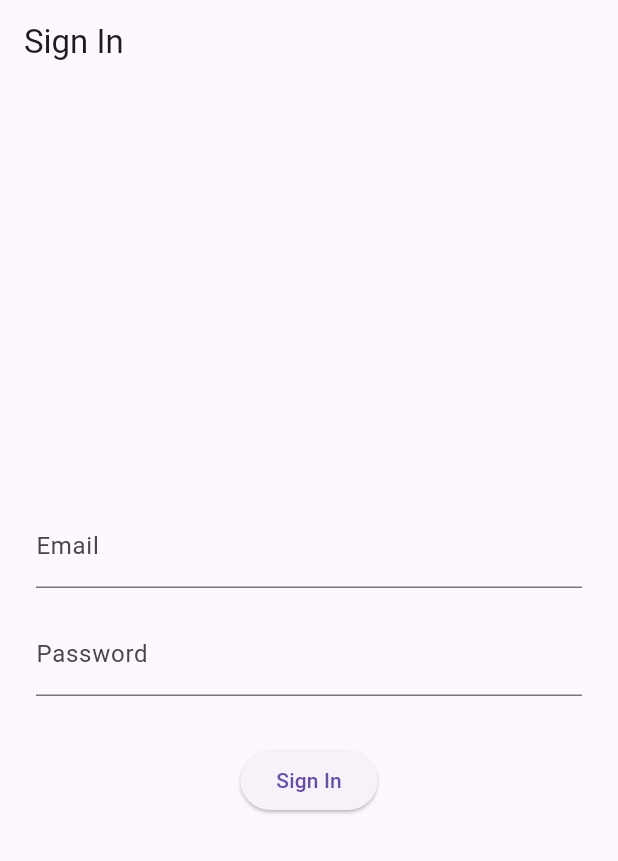
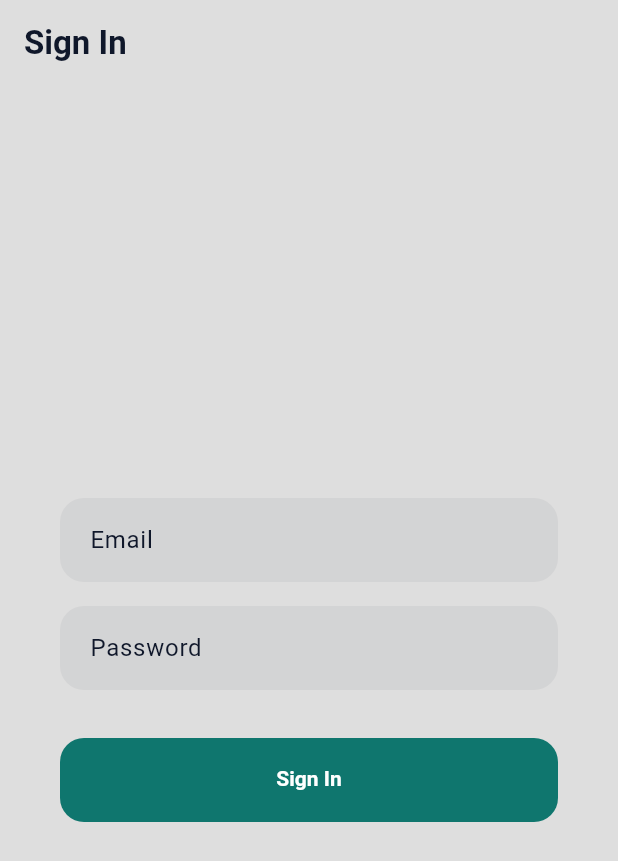
Before and after one commit to EngYoussefElghanam/ThikrSpace, a Flutter app: the screen it shows after launch, after a tap on "Sign In", on a phone screen of 412 x 824 dp. Shown: the top 861 px of the screen. Run offline on Flutter 3.47's test engine with Material 3 defaults, Android fonts, the phone set to English and light mode, and no system bars; our stand-ins replace firebase_auth, firebase_core, flutter_bloc, hive_flutter; accounts and stored records are empty; generated files the repository leaves out were written again.

Commit message:
feat: token theme system, core ui kit, and screen refactors

```diff
--- a/lib/core/app/app_shell.dart
+++ b/lib/core/app/app_shell.dart
@@ -1,5 +1,7 @@
 import 'package:flutter/material.dart';
 import 'package:flutter_bloc/flutter_bloc.dart';
+
+// Your existing auth imports...
 import '../../features/auth/data/datasources/firebase_auth_datasource.dart';
 import '../../features/auth/data/repositories/auth_repository_impl.dart';
 import '../../features/auth/presentation/cubit/auth_cubit.dart';
@@ -8,35 +10,53 @@ import '../../features/onboarding/presentation/pages/boot_page.dart';
 import '../../features/beta_gate/presentation/pages/dev_home_page.dart';
 import '../routing/app_routes.dart';
 
+// Add the new theme imports:
+import '../theme/app_theme.dart';
+import '../theme/theme_repository.dart';
+import '../theme/theme_cubit.dart';
+
 class AppShell extends StatelessWidget {
   const AppShell({super.key});
 
   @override
   Widget build(BuildContext context) {
-    // We removed the eager instantiation from here!
-
     return MultiBlocProvider(
       providers: [
         BlocProvider<AuthCubit>(
           create: (context) {
-            // Because BlocProvider is lazy, this block will NOT run
-            // until AuthGate is pushed onto the screen.
-            // By then, BootPage has already safely initialized Firebase.
             final authDataSource = FirebaseAuthDataSource();
             final authRepository = AuthRepositoryImpl(authDataSource);
             return AuthCubit(authRepository);
           },
         ),
+        // 1. Inject the ThemeCubit globally
+        BlocProvider<ThemeCubit>(
+          create: (context) {
+            final themeRepository = ThemeRepositoryImpl();
+            return ThemeCubit(themeRepository);
+          },
+        ),
       ],
-      child: MaterialApp(
+      // 2. Wrap MaterialApp in a BlocBuilder listening to ThemeCubit
+      child: BlocBuilder<ThemeCubit, ThemeMode>(
+        builder: (context, currentThemeMode) {
+          return MaterialApp(
             title: 'ThikrSpace',
             debugShowCheckedModeBanner: false,
+
+            // 3. Wire up the tokens we created earlier!
+            theme: AppTheme.lightTheme,
+            darkTheme: AppTheme.darkTheme,
+            themeMode: currentThemeMode,
+
             initialRoute: AppRoutes.boot,
             routes: {
               AppRoutes.boot: (_) => const BootPage(),
               AppRoutes.authGate: (_) => const AuthGate(),
               AppRoutes.devHome: (_) => const DevHomePage(),
             },
+          );
+        },
       ),
     );
   }
--- /dev/null
+++ b/lib/core/theme/app_colors.dart
@@ -0,0 +1,29 @@
+import 'package:flutter/material.dart';
+
+class AppColors {
+  // Primary Accent: A calm, deep Emerald/Teal
+  static const Color primary = Color(0xFF0F766E); // Tailwind Teal 600
+  static const Color primaryDark = Color(0xFF2DD4BF); // Tailwind Teal 400
+
+  static const ColorScheme lightScheme = ColorScheme.light(
+    primary: primary,
+    onPrimary: Colors.white,
+    secondary: Color(0xFF0369A1),
+    onSecondary: Colors.white,
+    surface: Color.fromARGB(255, 222, 222, 222), // Very light gray background
+    onSurface: Color(0xFF0F172A), // Dark slate text
+    error: Color(0xFFDC2626),
+    onError: Colors.white,
+  );
+
+  static const ColorScheme darkScheme = ColorScheme.dark(
+    primary: primaryDark,
+    onPrimary: Color(0xFF042F2E),
+    secondary: Color(0xFF38BDF8),
+    onSecondary: Color(0xFF0C4A6E),
+    surface: Color(0xFF0F172A), // Dark slate background
+    onSurface: Color(0xFFF8FAFC), // Light text
+    error: Color(0xFFEF4444),
+    onError: Colors.white,
+  );
+}
--- /dev/null
+++ b/lib/core/theme/app_radius.dart
@@ -0,0 +1,14 @@
+import 'package:flutter/material.dart';
+
+class AppRadius {
+  static const double field = 16.0;
+  static const double button = 16.0;
+  static const double card = 20.0;
+  static const double sheet = 24.0;
+
+  static final BorderRadius fieldRadius = BorderRadius.circular(field);
+  static final BorderRadius buttonRadius = BorderRadius.circular(button);
+  static final BorderRadius cardRadius = BorderRadius.circular(card);
+  static final BorderRadius sheetRadius =
+      BorderRadius.vertical(top: Radius.circular(sheet));
+}
--- /dev/null
+++ b/lib/core/theme/app_spacing.dart
@@ -0,0 +1,8 @@
+class AppSpacing {
+  static const double xs = 4.0;
+  static const double sm = 8.0;
+  static const double md = 16.0;
+  static const double lg = 24.0;
+  static const double xl = 32.0;
+  static const double xxl = 48.0;
+}
--- /dev/null
+++ b/lib/core/theme/app_theme.dart
@@ -0,0 +1,83 @@
+import 'package:flutter/material.dart';
+import 'app_colors.dart';
+import 'app_radius.dart';
+import 'app_spacing.dart';
+import 'app_typography.dart';
+
+class AppTheme {
+  static ThemeData get lightTheme => _buildTheme(AppColors.lightScheme);
+  static ThemeData get darkTheme => _buildTheme(AppColors.darkScheme);
+
+  static ThemeData _buildTheme(ColorScheme colorScheme) {
+    return ThemeData(
+      useMaterial3: true,
+      colorScheme: colorScheme,
+      scaffoldBackgroundColor: colorScheme.surface,
+      textTheme: AppTypography.textTheme.apply(
+        bodyColor: colorScheme.onSurface,
+        displayColor: colorScheme.onSurface,
+      ),
+
+      // Global Card Styling
+      cardTheme: CardThemeData(
+        elevation: 0,
+        shape: RoundedRectangleBorder(borderRadius: AppRadius.cardRadius),
+        color: colorScheme.surface,
+        margin: EdgeInsets.zero,
+      ),
+
+      // Global Button Styling
+      elevatedButtonTheme: ElevatedButtonThemeData(
+        style: ElevatedButton.styleFrom(
+          backgroundColor: colorScheme.primary,
+          foregroundColor: colorScheme.onPrimary,
+          elevation: 0,
+          padding: const EdgeInsets.symmetric(
+              vertical: AppSpacing.md, horizontal: AppSpacing.lg),
+          shape: RoundedRectangleBorder(borderRadius: AppRadius.buttonRadius),
+          textStyle: AppTypography.textTheme.labelLarge,
+        ),
+      ),
+
+      outlinedButtonTheme: OutlinedButtonThemeData(
+        style: OutlinedButton.styleFrom(
+          foregroundColor: colorScheme.primary,
+          padding: const EdgeInsets.symmetric(
+              vertical: AppSpacing.md, horizontal: AppSpacing.lg),
+          shape: RoundedRectangleBorder(borderRadius: AppRadius.buttonRadius),
+          side: BorderSide(color: colorScheme.primary.withOpacity(0.5)),
+          textStyle: AppTypography.textTheme.labelLarge,
+        ),
+      ),
+
+      // Global Text Field Styling
+      inputDecorationTheme: InputDecorationTheme(
+        filled: true,
+        fillColor: colorScheme.onSurface.withOpacity(0.05),
+        contentPadding: const EdgeInsets.all(AppSpacing.md),
+        border: OutlineInputBorder(
+          borderRadius: AppRadius.fieldRadius,
+          borderSide: BorderSide.none,
+        ),
+        enabledBorder: OutlineInputBorder(
+          borderRadius: AppRadius.fieldRadius,
+          borderSide: BorderSide.none,
+        ),
+        focusedBorder: OutlineInputBorder(
+          borderRadius: AppRadius.fieldRadius,
+          borderSide: BorderSide(color: colorScheme.primary, width: 2),
+        ),
+        errorBorder: OutlineInputBorder(
+          borderRadius: AppRadius.fieldRadius,
+          borderSide: BorderSide(color: colorScheme.error, width: 1),
+        ),
+      ),
+
+      // Global Bottom Sheet Styling
+      bottomSheetTheme: BottomSheetThemeData(
+        shape: RoundedRectangleBorder(borderRadius: AppRadius.sheetRadius),
+        backgroundColor: colorScheme.surface,
+      ),
+    );
+  }
+}
--- /dev/null
+++ b/lib/core/theme/app_typography.dart
@@ -0,0 +1,20 @@
+import 'package:flutter/material.dart';
+
+class AppTypography {
+  static const TextTheme textTheme = TextTheme(
+    headlineLarge:
+        TextStyle(fontSize: 32, fontWeight: FontWeight.bold, height: 1.2),
+    titleLarge:
+        TextStyle(fontSize: 22, fontWeight: FontWeight.w600, height: 1.2),
+    titleMedium:
+        TextStyle(fontSize: 16, fontWeight: FontWeight.w600, height: 1.2),
+    bodyLarge:
+        TextStyle(fontSize: 16, fontWeight: FontWeight.normal, height: 1.5),
+    bodyMedium:
+        TextStyle(fontSize: 14, fontWeight: FontWeight.normal, height: 1.4),
+    labelLarge: TextStyle(
+        fontSize: 14, fontWeight: FontWeight.w600, height: 1.0), // Buttons
+    bodySmall: TextStyle(
+        fontSize: 12, fontWeight: FontWeight.normal, height: 1.4), // Captions
+  );
+}
--- /dev/null
+++ b/lib/core/theme/theme_cubit.dart
@@ -0,0 +1,25 @@
+import 'package:flutter/material.dart';
+import 'package:flutter_bloc/flutter_bloc.dart';
+import 'theme_repository.dart';
+
+class ThemeCubit extends Cubit<ThemeMode> {
+  final ThemeRepository _repository;
+
+  // 1. Start safely with system default BEFORE Hive is ready
+  ThemeCubit(this._repository) : super(ThemeMode.system);
+
+  // 2. Add a load method to call AFTER Hive initializes
+  void loadTheme() {
+    try {
+      emit(_repository.getThemeMode());
+    } catch (_) {
+      // Fallback if Hive fails
+      emit(ThemeMode.system);
+    }
+  }
+
+  Future<void> setThemeMode(ThemeMode mode) async {
+    await _repository.saveThemeMode(mode);
+    emit(mode);
+  }
+}
--- /dev/null
+++ b/lib/core/theme/theme_repository.dart
@@ -0,0 +1,38 @@
+import 'package:flutter/material.dart';
+import '../storage/hive_service.dart';
+
+// --- CONTRACT ---
+abstract class ThemeRepository {
+  Future<void> saveThemeMode(ThemeMode mode);
+  ThemeMode getThemeMode();
+}
+
+// --- IMPLEMENTATION ---
+class ThemeRepositoryImpl implements ThemeRepository {
+  static const String _themeKey = 'theme_mode';
+
+  @override
+  Future<void> saveThemeMode(ThemeMode mode) async {
+    // We store the enum as a simple string ('system', 'light', 'dark')
+    // This avoids needing to write custom Hive TypeAdapters for a single enum.
+    await HiveService.instance.put(BoxNames.appMeta, _themeKey, mode.name);
+  }
+
+  @override
+  ThemeMode getThemeMode() {
+    // Read the string from our appMeta box
+    final themeString =
+        HiveService.instance.get<String>(BoxNames.appMeta, _themeKey);
+
+    // Map the string back to the Flutter enum. Default to system if null.
+    switch (themeString) {
+      case 'light':
+        return ThemeMode.light;
+      case 'dark':
+        return ThemeMode.dark;
+      case 'system':
+      default:
+        return ThemeMode.system;
+    }
+  }
+}
--- /dev/null
+++ b/lib/core/ui/app_buttons.dart
@@ -0,0 +1,57 @@
+import 'package:flutter/material.dart';
+
+class PrimaryButton extends StatelessWidget {
+  final String text;
+  final VoidCallback? onPressed;
+  final bool isLoading;
+
+  const PrimaryButton({
+    super.key,
+    required this.text,
+    required this.onPressed,
+    this.isLoading = false,
+  });
+
+  @override
+  Widget build(BuildContext context) {
+    return ElevatedButton(
+      style: ElevatedButton.styleFrom(minimumSize: const Size.fromHeight(56)),
+      onPressed: isLoading ? null : onPressed,
+      child: isLoading
+          ? const SizedBox(
+              height: 24,
+              width: 24,
+              child: CircularProgressIndicator(strokeWidth: 2),
+            )
+          : Text(text),
+    );
+  }
+}
+
+class SecondaryButton extends StatelessWidget {
+  final String text;
+  final VoidCallback? onPressed;
+  final bool isLoading;
+
+  const SecondaryButton({
+    super.key,
+    required this.text,
+    required this.onPressed,
+    this.isLoading = false,
+  });
+
+  @override
+  Widget build(BuildContext context) {
+    return OutlinedButton(
+      style: OutlinedButton.styleFrom(minimumSize: const Size.fromHeight(56)),
+      onPressed: isLoading ? null : onPressed,
+      child: isLoading
+          ? const SizedBox(
+              height: 24,
+              width: 24,
+              child: CircularProgressIndicator(strokeWidth: 2),
+            )
+          : Text(text),
+    );
+  }
+}
--- /dev/null
+++ b/lib/core/ui/app_card.dart
@@ -0,0 +1,40 @@
+import 'package:flutter/material.dart';
+import '../theme/app_spacing.dart';
+
+class AppCard extends StatelessWidget {
+  final Widget child;
+  final EdgeInsetsGeometry padding;
+  final VoidCallback? onTap;
+
+  const AppCard({
+    super.key,
+    required this.child,
+    this.padding = const EdgeInsets.all(AppSpacing.md),
+    this.onTap,
+  });
+
+  @override
+  Widget build(BuildContext context) {
+    final card = Card(
+      child: Padding(
+        padding: padding,
+        child: child,
+      ),
+    );
+
+    if (onTap != null) {
+      return InkWell(
+        onTap: onTap,
+        borderRadius:
+            Theme.of(context).cardTheme.shape is RoundedRectangleBorder
+                ? (Theme.of(context).cardTheme.shape as RoundedRectangleBorder)
+                    .borderRadius
+                    .resolve(Directionality.of(context))
+                : null,
+        child: card,
+      );
+    }
+
+    return card;
+  }
+}
--- /dev/null
+++ b/lib/core/ui/app_scaffold.dart
@@ -0,0 +1,38 @@
+import 'package:flutter/material.dart';
+import '../theme/app_spacing.dart';
+
+class AppScaffold extends StatelessWidget {
+  final Widget body;
+  final PreferredSizeWidget? appBar;
+  final bool useSafeArea;
+  final EdgeInsetsGeometry? padding;
+  final Widget? floatingActionButton;
+
+  const AppScaffold({
+    super.key,
+    required this.body,
+    this.appBar,
+    this.useSafeArea = true,
+    this.padding = const EdgeInsets.symmetric(horizontal: AppSpacing.lg),
+    this.floatingActionButton,
+  });
+
+  @override
+  Widget build(BuildContext context) {
+    Widget content = body;
+
+    if (padding != null) {
+      content = Padding(padding: padding!, child: content);
+    }
+
+    if (useSafeArea) {
+      content = SafeArea(child: content);
+    }
+
+    return Scaffold(
+      appBar: appBar,
+      body: content,
+      floatingActionButton: floatingActionButton,
+    );
+  }
+}
--- /dev/null
+++ b/lib/core/ui/app_states.dart
@@ -0,0 +1,87 @@
+import 'package:flutter/material.dart';
+import '../theme/app_spacing.dart';
+
+class LoadingState extends StatelessWidget {
+  const LoadingState({super.key});
+
+  @override
+  Widget build(BuildContext context) {
+    return const Center(
+      child: CircularProgressIndicator(),
+    );
+  }
+}
+
+class EmptyState extends StatelessWidget {
+  final String message;
+  final IconData? icon;
+
+  const EmptyState({
+    super.key,
+    required this.message,
+    this.icon,
+  });
+
+  @override
+  Widget build(BuildContext context) {
+    final colorScheme = Theme.of(context).colorScheme;
+    final textTheme = Theme.of(context).textTheme;
+
+    return Center(
+      child: Column(
+        mainAxisAlignment: MainAxisAlignment.center,
+        children: [
+          if (icon != null) ...[
+            Icon(icon, size: 48, color: colorScheme.onSurface.withOpacity(0.5)),
+            const SizedBox(height: AppSpacing.md),
+          ],
+          Text(
+            message,
+            style: textTheme.titleMedium?.copyWith(
+              color: colorScheme.onSurface.withOpacity(0.6),
+            ),
+            textAlign: TextAlign.center,
+          ),
+        ],
+      ),
+    );
+  }
+}
+
+class ErrorState extends StatelessWidget {
+  final String message;
+  final VoidCallback? onRetry;
+
+  const ErrorState({
+    super.key,
+    required this.message,
+    this.onRetry,
+  });
+
+  @override
+  Widget build(BuildContext context) {
+    final colorScheme = Theme.of(context).colorScheme;
+
+    return Center(
+      child: Column(
+        mainAxisAlignment: MainAxisAlignment.center,
+        children: [
+          Icon(Icons.error_outline, size: 48, color: colorScheme.error),
+          const SizedBox(height: AppSpacing.md),
+          Text(
+            message,
+            textAlign: TextAlign.center,
+            style: TextStyle(color: colorScheme.error),
+          ),
+          if (onRetry != null) ...[
+            const SizedBox(height: AppSpacing.lg),
+            TextButton(
+              onPressed: onRetry,
+              child: const Text('Try Again'),
+            ),
+          ]
+        ],
+      ),
+    );
+  }
+}
--- /dev/null
+++ b/lib/core/ui/app_text_field.dart
@@ -0,0 +1,37 @@
+import 'package:flutter/material.dart';
+
+class AppTextField extends StatelessWidget {
+  final TextEditingController controller;
+  final String label;
+  final String? hint;
+  final bool isPassword;
+  final bool enabled;
+  final TextInputType keyboardType;
+  final String? Function(String?)? validator;
+
+  const AppTextField({
+    super.key,
+    required this.controller,
+    required this.label,
+    this.hint,
+    this.isPassword = false,
+    this.enabled = true,
+    this.keyboardType = TextInputType.text,
+    this.validator,
+  });
+
+  @override
+  Widget build(BuildContext context) {
+    return TextFormField(
+      controller: controller,
+      obscureText: isPassword,
+      enabled: enabled,
+      keyboardType: keyboardType,
+      validator: validator,
+      decoration: InputDecoration(
+        labelText: label,
+        hintText: hint,
+      ),
+    );
+  }
+}
--- a/lib/features/auth/presentation/pages/sign_in_page.dart
+++ b/lib/features/auth/presentation/pages/sign_in_page.dart
@@ -1,6 +1,11 @@
 import 'package:flutter/material.dart';
 import 'package:flutter_bloc/flutter_bloc.dart';
 import '../cubit/auth_cubit.dart';
+import '../../../../core/theme/app_spacing.dart';
+import '../../../../core/ui/app_scaffold.dart';
+import '../../../../core/ui/app_card.dart';
+import '../../../../core/ui/app_text_field.dart';
+import '../../../../core/ui/app_buttons.dart';
 
 class SignInPage extends StatefulWidget {
   const SignInPage({super.key});
@@ -22,43 +27,55 @@ class _SignInPageState extends State<SignInPage> {
 
   @override
   Widget build(BuildContext context) {
-    return Scaffold(
-      appBar: AppBar(title: const Text('Sign In')),
+    final colorScheme = Theme.of(context).colorScheme;
+
+    // Notice we use AppScaffold here. It automatically adds the 16px horizontal padding.
+    return AppScaffold(
+      appBar: AppBar(
+          title: const Text('Sign In'),
+          backgroundColor: Colors.transparent,
+          elevation: 0),
       body: BlocConsumer<AuthCubit, AuthState>(
         listener: (context, state) {
           if (state is AuthError) {
             ScaffoldMessenger.of(context).showSnackBar(
               SnackBar(
-                  content: Text(state.message), backgroundColor: Colors.red),
+                content: Text(
+                  state.message,
+                  style: TextStyle(color: colorScheme.onError),
+                ),
+                backgroundColor: colorScheme.error,
+              ),
             );
           }
         },
         builder: (context, state) {
           final isLoading = state is AuthLoading;
 
-          return Padding(
-            padding: const EdgeInsets.all(24.0),
+          return Center(
+            child: AppCard(
+              // The card automatically applies the 20px radius and 16px internal padding
               child: Column(
-              mainAxisAlignment: MainAxisAlignment.center,
+                mainAxisSize: MainAxisSize.min, // Wrap content tightly
                 children: [
-                TextField(
+                  AppTextField(
                     controller: _emailController,
-                  decoration: const InputDecoration(labelText: 'Email'),
+                    label: 'Email',
                     keyboardType: TextInputType.emailAddress,
                     enabled: !isLoading,
                   ),
-                const SizedBox(height: 16),
-                TextField(
+                  const SizedBox(height: AppSpacing.md),
+                  AppTextField(
                     controller: _passwordController,
-                  decoration: const InputDecoration(labelText: 'Password'),
-                  obscureText: true,
+                    label: 'Password',
+                    isPassword: true,
                     enabled: !isLoading,
                   ),
-                const SizedBox(height: 32),
-                if (isLoading)
-                  const CircularProgressIndicator()
-                else
-                  ElevatedButton(
+                  const SizedBox(height: AppSpacing.xl),
+                  PrimaryButton(
+                    text: 'Sign In',
+                    isLoading:
+                        isLoading, // Button handles the spinner logic internally now!
                     onPressed: () {
                       final email = _emailController.text.trim();
                       final password = _passwordController.text.trim();
@@ -66,9 +83,9 @@ class _SignInPageState extends State<SignInPage> {
                         context.read<AuthCubit>().signIn(email, password);
                       }
                     },
-                    child: const Text('Sign In'),
                   ),
                 ],
+              ),
             ),
           );
         },
--- a/lib/features/onboarding/presentation/pages/boot_page.dart
+++ b/lib/features/onboarding/presentation/pages/boot_page.dart
@@ -1,8 +1,13 @@
 import 'package:flutter/material.dart';
 import 'package:firebase_core/firebase_core.dart';
+import 'package:flutter_bloc/flutter_bloc.dart';
 import '../../../../../firebase_options.dart';
 import '../../../../core/routing/app_routes.dart';
 import '../../../../core/storage/hive_service.dart';
+import '../../../../core/theme/theme_cubit.dart';
+import '../../../../core/theme/app_spacing.dart';
+import '../../../../core/ui/app_scaffold.dart';
+import '../../../../core/ui/app_states.dart';
 
 class BootPage extends StatefulWidget {
   const BootPage({super.key});
@@ -19,30 +24,42 @@ class _BootPageState extends State<BootPage> {
   }
 
   Future<void> _initializeApp() async {
-    // 1. Init Local Storage first
     await HiveService.instance.init();
+    if (!mounted) return;
 
-    // 2. Init Firebase safely
+    context.read<ThemeCubit>().loadTheme();
+
     try {
       await Firebase.initializeApp(
         options: DefaultFirebaseOptions.currentPlatform,
       );
     } catch (e) {
-      // If Firebase fails (e.g., offline on first run), we still proceed.
-      // The Auth data source will handle offline exceptions later.
       debugPrint('Firebase init warning: $e');
     }
 
     if (!mounted) return;
-
-    // 3. Hand off to the AuthGate, not DevHome directly
     Navigator.of(context).pushReplacementNamed(AppRoutes.authGate);
   }
 
   @override
   Widget build(BuildContext context) {
-    return const Scaffold(
-      body: Center(child: Text('Booting ThikrSpace...')),
+    // AppScaffold provides the safe area and correct background color automatically
+    return AppScaffold(
+      body: Center(
+        child: Column(
+          mainAxisAlignment: MainAxisAlignment.center,
+          children: [
+            Text(
+              'ThikrSpace',
+              style: Theme.of(context).textTheme.headlineLarge?.copyWith(
+                    color: Theme.of(context).colorScheme.primary,
+                  ),
+            ),
+            const SizedBox(height: AppSpacing.xl),
+            const LoadingState(), // Uses your UI Kit component
+          ],
+        ),
+      ),
     );
   }
 }
```
Lines whose indentation alone changed are shown as unchanged.
